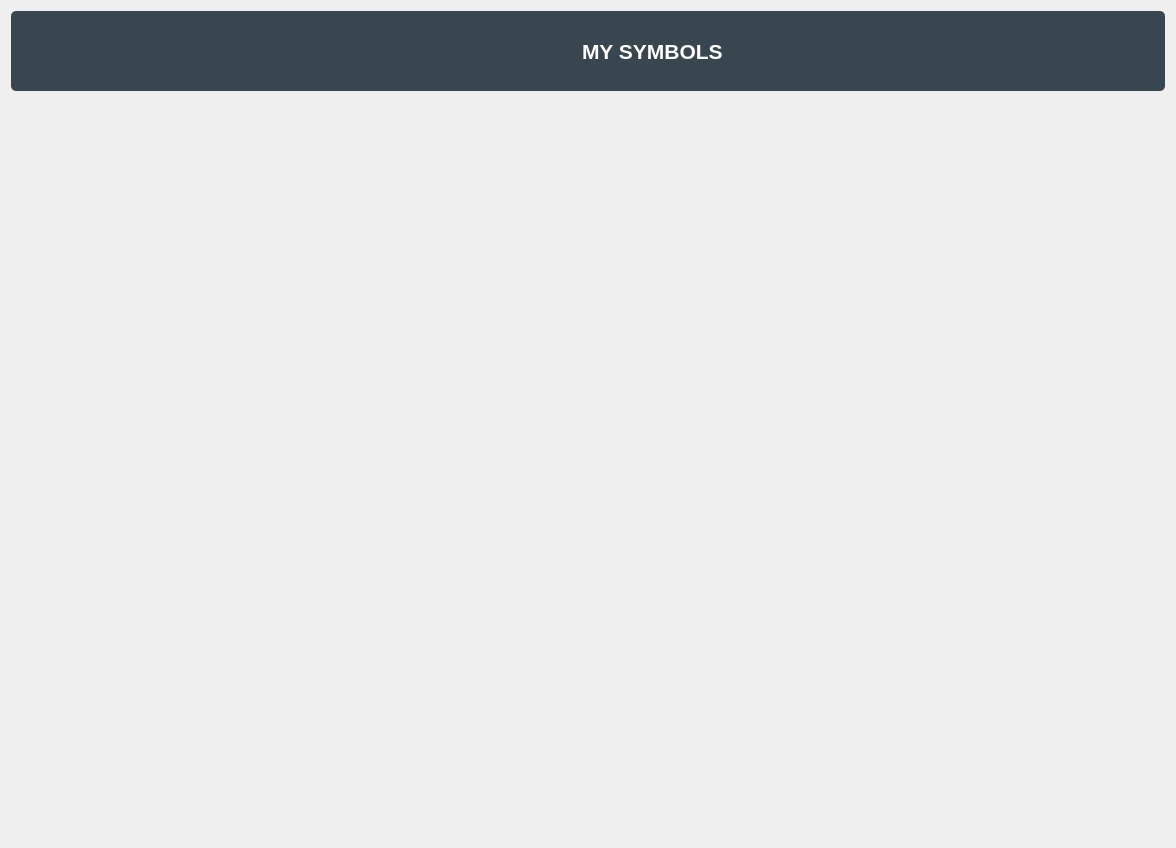
Above: forms/my_symbols_view.ui from Abdel-RahmanSaied/SpecialsAid_frontEnd before the change. Below: the same form after it.
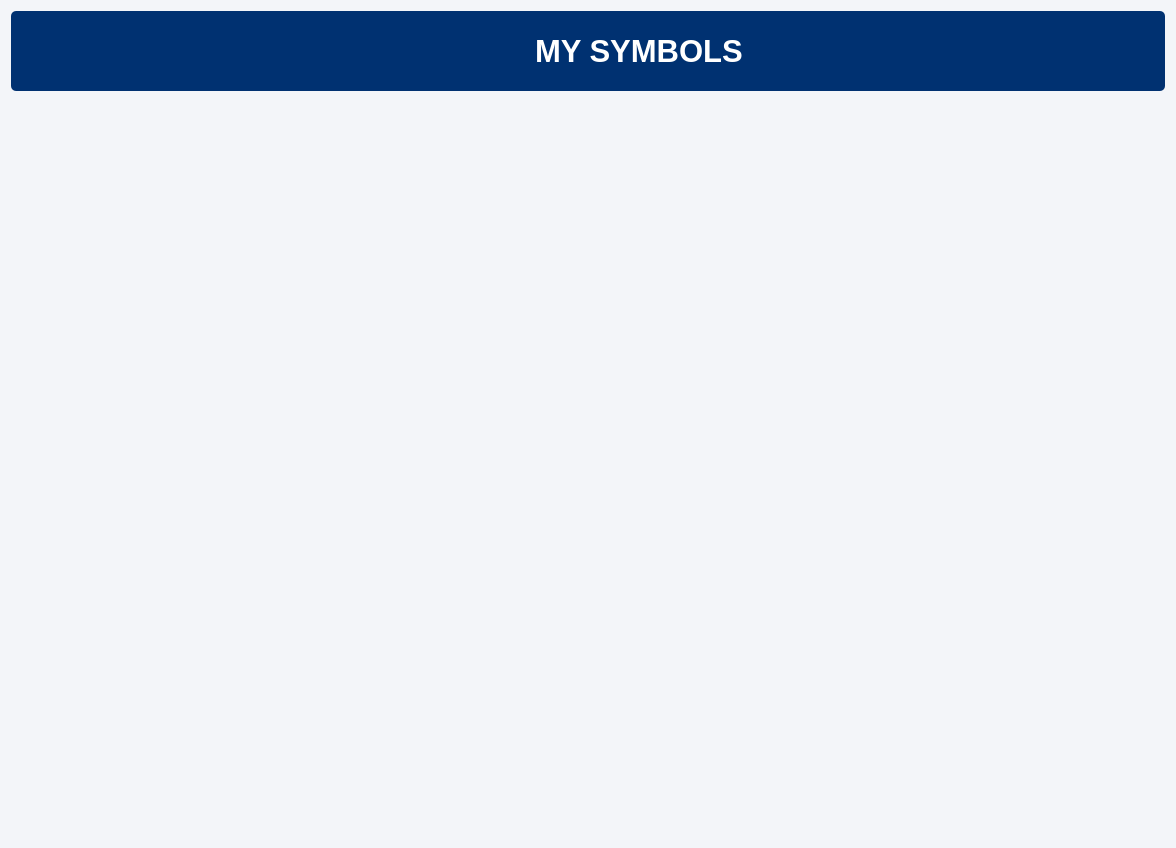
That is the form after the change. Icons and pictures are not drawn.

```diff
--- a/forms/my_symbols_view.ui
+++ b/forms/my_symbols_view.ui
@@ -15,8 +15,8 @@
   </property>
   <property name="styleSheet">
    <string notr="true">
-QMainWindow {
-    background-color:#d4dbdf;
+QWidget {
+	background-color: rgb(243, 245, 249);
 }
 QPushButton, QToolButton, QCommandLinkButton{
     padding: 0 5px 0 5px;
@@ -459,7 +459,7 @@
       </size>
      </property>
      <property name="styleSheet">
-      <string notr="true">background-color: #38474f;
+      <string notr="true">background-color:rgb(0,49,113,255);
 border-radius:5% 5%;</string>
      </property>
      <property name="frameShape">
@@ -474,7 +474,7 @@
         <property name="font">
          <font>
           <family>Ubuntu</family>
-          <pointsize>16</pointsize>
+          <pointsize>23</pointsize>
           <weight>75</weight>
           <bold>true</bold>
          </font>
@@ -502,6 +502,18 @@
       </item>
       <item row="0" column="0">
        <widget class="QPushButton" name="back_btn">
+        <property name="minimumSize">
+         <size>
+          <width>20</width>
+          <height>0</height>
+         </size>
+        </property>
+        <property name="maximumSize">
+         <size>
+          <width>20</width>
+          <height>16777215</height>
+         </size>
+        </property>
         <property name="styleSheet">
          <string notr="true">border-color: rgb(255, 255, 255,0);</string>
         </property>
```
